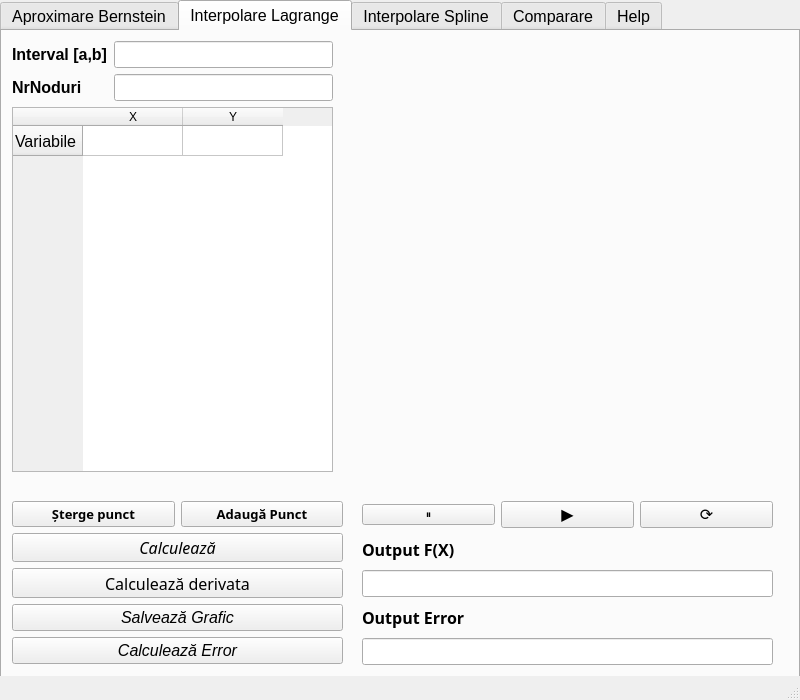
Old version of the form PYTHONUI/UI_MODEL_01.ui in the repository Vlad-Aureliu-Moraru/PROIECT-PY.
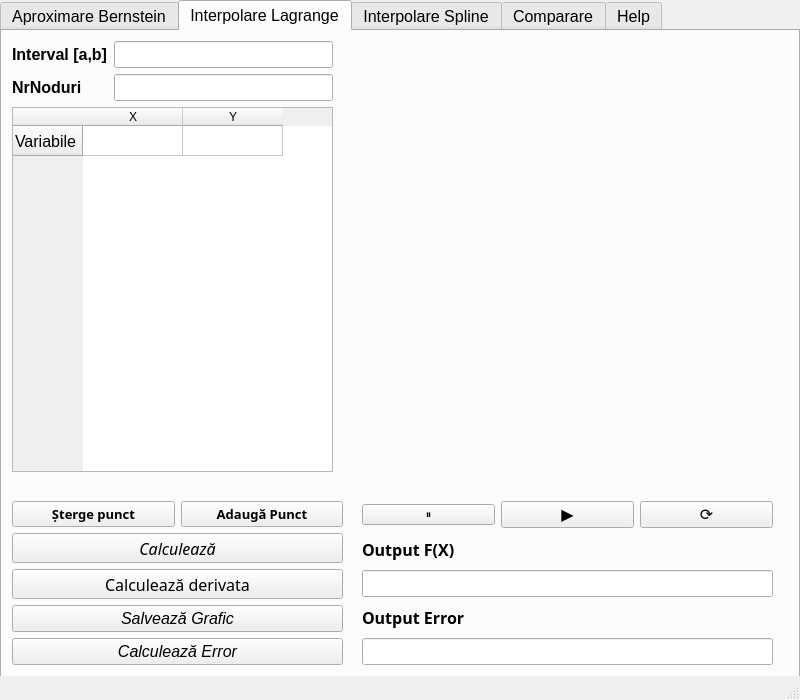
New version of the form.

```diff
--- a/PYTHONUI/UI_MODEL_01.ui
+++ b/PYTHONUI/UI_MODEL_01.ui
@@ -13,7 +13,6 @@
   <property name="font">
    <font>
     <pointsize>12</pointsize>
-    <weight>50</weight>
     <bold>false</bold>
    </font>
   </property>
@@ -376,7 +375,7 @@
         <x>10</x>
         <y>470</y>
         <width>331</width>
-        <height>163</height>
+        <height>164</height>
        </rect>
       </property>
       <layout class="QVBoxLayout" name="verticalLayout_3">
@@ -420,7 +419,6 @@
           <font>
            <family>Fira Sans</family>
            <pointsize>12</pointsize>
-           <weight>50</weight>
            <italic>true</italic>
            <bold>false</bold>
           </font>
@@ -436,7 +434,6 @@
           <font>
            <family>Fira Sans</family>
            <pointsize>12</pointsize>
-           <weight>50</weight>
            <italic>false</italic>
            <bold>false</bold>
           </font>
@@ -451,7 +448,6 @@
          <property name="font">
           <font>
            <pointsize>12</pointsize>
-           <weight>50</weight>
            <italic>true</italic>
            <bold>false</bold>
           </font>
@@ -466,7 +462,6 @@
          <property name="font">
           <font>
            <pointsize>12</pointsize>
-           <weight>50</weight>
            <italic>true</italic>
            <bold>false</bold>
           </font>
```
Left out of the diff: 42 changed lines with no effect on the pictures.
